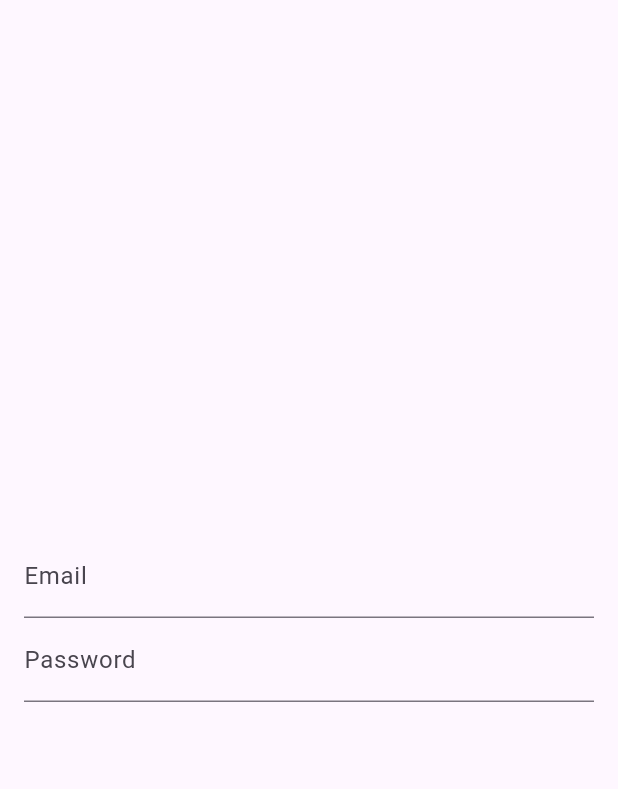
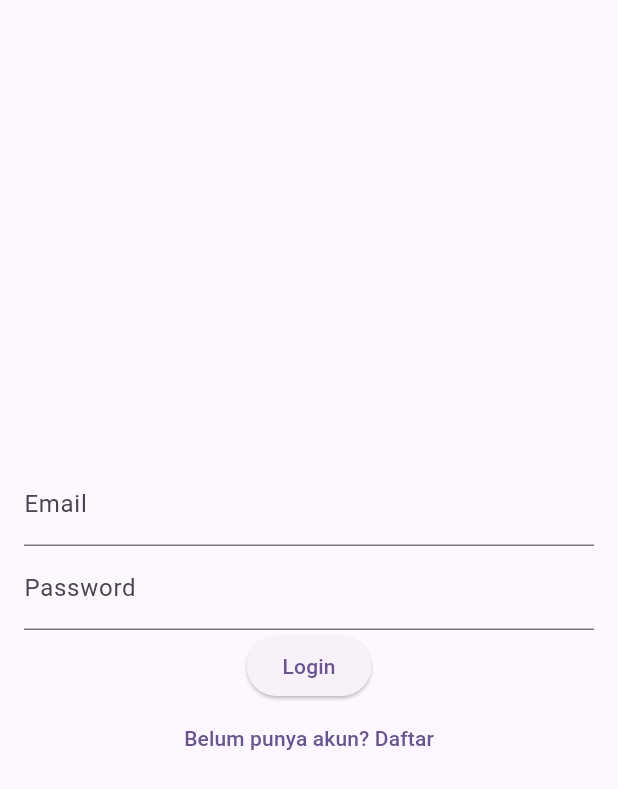
Before and after one commit to isro24/20220140047_act4, a Flutter app: the screen it shows after launch, on a phone screen of 412 x 824 dp. Shown: the top 789 px of the screen. Run offline on Flutter 3.47's test engine with Material 3 defaults, Android fonts, the light colour scheme and no system bars; statements that could not run were skipped.

Commit message:
Menambah button dan text button pada halaman Login

```diff
--- a/lib/login_page.dart
+++ b/lib/login_page.dart
@@ -40,6 +40,16 @@ class _LoginPageState extends State<LoginPage> {
                   return null;
                 },
               ),
+              ElevatedButton(
+                onPressed: (){
+                },
+                child: Text('Login')
+              ),
+              TextButton(
+                onPressed: (){
+                },
+                child: Text('Belum punya akun? Daftar')
+              ),
             ],
           ),
         ),
```
